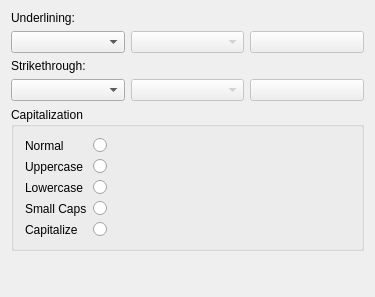
This is plugins/textshape/dialogs/CharacterHighlighting.ui in KDE/krita as Qt 5 draws it before an edit. The edited form follows.
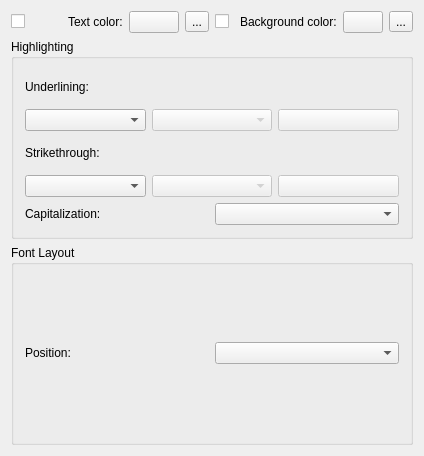
This is the edited form. Custom widgets are drawn as their Qt base class.

Commit message: Merge tabs in font dialog into one tab

```diff
--- a/plugins/textshape/dialogs/CharacterHighlighting.ui
+++ b/plugins/textshape/dialogs/CharacterHighlighting.ui
@@ -1,165 +1,201 @@
 <ui version="4.0" >
  <class>CharacterHighlighting</class>
- <widget class="QWidget" name="CharacterHighlighting" >
-  <property name="geometry" >
+ <widget class="QWidget" name="CharacterHighlighting">
+  <property name="geometry">
    <rect>
     <x>0</x>
     <y>0</y>
-    <width>375</width>
-    <height>297</height>
+    <width>424</width>
+    <height>456</height>
    </rect>
   </property>
-  <layout class="QGridLayout" name="gridLayout_2" >
-   <item row="0" column="0" colspan="3" >
-    <widget class="QLabel" name="textLabel1" >
-     <property name="text" >
-      <string>Underlining:</string>
-     </property>
-     <property name="wordWrap" >
-      <bool>false</bool>
-     </property>
-     <property name="buddy" >
-      <cstring>underlineStyle</cstring>
-     </property>
-    </widget>
+  <layout class="QGridLayout" name="gridLayout_2">
+   <item row="0" column="0">
+    <layout class="QHBoxLayout" name="horizontalLayout_7">
+     <item>
+      <layout class="QHBoxLayout" name="horizontalLayout_5">
+       <item>
+        <widget class="QCheckBox" name="enableText"/>
+       </item>
+       <item>
+        <widget class="QLabel" name="textColorLabel">
+         <property name="text">
+          <string>Text color:</string>
+         </property>
+         <property name="wordWrap">
+          <bool>false</bool>
+         </property>
+         <property name="buddy">
+          <cstring>textColor</cstring>
+         </property>
+        </widget>
+       </item>
+       <item>
+        <widget class="KColorButton" name="textColor"/>
+       </item>
+       <item>
+        <widget class="QToolButton" name="resetTextColor">
+         <property name="text">
+          <string>...</string>
+         </property>
+        </widget>
+       </item>
+      </layout>
+     </item>
+     <item>
+      <layout class="QHBoxLayout" name="horizontalLayout_6">
+       <item>
+        <widget class="QCheckBox" name="enableBackground">
+         <property name="text">
+          <string/>
+         </property>
+        </widget>
+       </item>
+       <item>
+        <widget class="QLabel" name="backgroundColorLabel">
+         <property name="text">
+          <string>Background color:</string>
+         </property>
+         <property name="wordWrap">
+          <bool>false</bool>
+         </property>
+         <property name="buddy">
+          <cstring>backgroundColor</cstring>
+         </property>
+        </widget>
+       </item>
+       <item>
+        <widget class="KColorButton" name="backgroundColor"/>
+       </item>
+       <item>
+        <widget class="QToolButton" name="resetBackground">
+         <property name="text">
+          <string>...</string>
+         </property>
+        </widget>
+       </item>
+      </layout>
+     </item>
+    </layout>
    </item>
-   <item row="1" column="0" >
-    <widget class="KComboBox" name="underlineStyle" />
+   <item row="1" column="0">
+    <layout class="QGridLayout" name="fontLayout"/>
    </item>
-   <item row="1" column="1" >
-    <widget class="KComboBox" name="underlineLineStyle" >
-     <property name="enabled" >
-      <bool>false</bool>
+   <item row="2" column="0">
+    <widget class="QGroupBox" name="hilightGroupBox">
+     <property name="title">
+      <string>Highlighting</string>
      </property>
-    </widget>
-   </item>
-   <item row="1" column="2" >
-    <widget class="KColorButton" name="underlineColor" >
-     <property name="enabled" >
-      <bool>false</bool>
-     </property>
-    </widget>
-   </item>
-   <item row="5" column="0" colspan="3" >
-    <spacer>
-     <property name="orientation" >
-      <enum>Qt::Vertical</enum>
-     </property>
-     <property name="sizeType" >
-      <enum>QSizePolicy::Expanding</enum>
-     </property>
-     <property name="sizeHint" stdset="0" >
-      <size>
-       <width>10</width>
-       <height>10</height>
-      </size>
-     </property>
-    </spacer>
-   </item>
-   <item row="4" column="0" colspan="3" >
-    <widget class="QGroupBox" name="groupBox" >
-     <property name="title" >
-      <string>Capitalization</string>
-     </property>
-     <layout class="QGridLayout" name="gridLayout" >
-      <item row="0" column="0" >
-       <widget class="QLabel" name="label" >
-        <property name="text" >
-         <string>Normal</string>
+     <layout class="QGridLayout" name="gridLayout">
+      <item row="0" column="0">
+       <widget class="QLabel" name="textLabel1">
+        <property name="enabled">
+         <bool>true</bool>
         </property>
-       </widget>
-      </item>
-      <item row="0" column="1" >
-       <widget class="QRadioButton" name="normal" />
-      </item>
-      <item row="1" column="0" >
-       <widget class="QLabel" name="label_2" >
-        <property name="text" >
-         <string>Uppercase</string>
+        <property name="text">
+         <string>Underlining:</string>
         </property>
-       </widget>
-      </item>
-      <item row="1" column="1" >
-       <widget class="QRadioButton" name="uppercase" />
-      </item>
-      <item row="2" column="0" >
-       <widget class="QLabel" name="label_3" >
-        <property name="text" >
-         <string>Lowercase</string>
+        <property name="wordWrap">
+         <bool>false</bool>
         </property>
-       </widget>
-      </item>
-      <item row="2" column="1" >
-       <widget class="QRadioButton" name="lowercase" />
-      </item>
-      <item row="3" column="0" >
-       <widget class="QLabel" name="label_4" >
-        <property name="text" >
-         <string>Small Caps</string>
+        <property name="buddy">
+         <cstring>underlineStyle</cstring>
         </property>
        </widget>
       </item>
-      <item row="3" column="1" >
-       <widget class="QRadioButton" name="smallcaps" />
+      <item row="1" column="0">
+       <layout class="QHBoxLayout" name="horizontalLayout">
+        <item>
+         <widget class="KComboBox" name="underlineStyle"/>
+        </item>
+        <item>
+         <widget class="KComboBox" name="underlineLineStyle">
+          <property name="enabled">
+           <bool>false</bool>
+          </property>
+         </widget>
+        </item>
+        <item>
+         <widget class="KColorButton" name="underlineColor">
+          <property name="enabled">
+           <bool>false</bool>
+          </property>
+         </widget>
+        </item>
+       </layout>
       </item>
-      <item rowspan="3" row="0" column="2" >
-       <spacer name="horizontalSpacer" >
-        <property name="orientation" >
-         <enum>Qt::Horizontal</enum>
+      <item row="2" column="0">
+       <widget class="QLabel" name="textLabel2">
+        <property name="text">
+         <string>Strikethrough:</string>
         </property>
-        <property name="sizeHint" stdset="0" >
-         <size>
-          <width>40</width>
-          <height>20</height>
-         </size>
-        </property>
-       </spacer>
-      </item>
-      <item row="4" column="1" >
-       <widget class="QRadioButton" name="capitalize" >
-        <property name="text" >
-         <string/>
-        </property>
        </widget>
       </item>
-      <item row="4" column="0" >
-       <widget class="QLabel" name="label_5" >
-        <property name="text" >
-         <string>Capitalize</string>
-        </property>
-       </widget>
+      <item row="3" column="0">
+       <layout class="QHBoxLayout" name="horizontalLayout_2">
+        <item>
+         <widget class="QComboBox" name="strikethroughStyle"/>
+        </item>
+        <item>
+         <widget class="QComboBox" name="strikethroughLineStyle">
+          <property name="enabled">
+           <bool>false</bool>
+          </property>
+         </widget>
+        </item>
+        <item>
+         <widget class="KColorButton" name="strikethroughColor">
+          <property name="enabled">
+           <bool>false</bool>
+          </property>
+         </widget>
+        </item>
+       </layout>
       </item>
+      <item row="4" column="0">
+       <layout class="QHBoxLayout" name="horizontalLayout_4">
+        <item>
+         <widget class="QLabel" name="label_6">
+          <property name="text">
+           <string>Capitalization:</string>
+          </property>
+         </widget>
+        </item>
+        <item>
+         <widget class="QComboBox" name="capitalizationList"/>
+        </item>
+       </layout>
+      </item>
      </layout>
     </widget>
    </item>
-   <item row="2" column="0" >
-    <widget class="QLabel" name="textLabel2" >
-     <property name="text" >
-      <string>Strikethrough:</string>
+   <item row="3" column="0">
+    <widget class="QGroupBox" name="positionGroup">
+     <property name="title">
+      <string>Font Layout</string>
      </property>
-    </widget>
-   </item>
-   <item row="3" column="0" >
-    <widget class="QComboBox" name="strikethroughStyle" />
-   </item>
-   <item row="3" column="1" >
-    <widget class="QComboBox" name="strikethroughLineStyle" >
-     <property name="enabled" >
-      <bool>false</bool>
-     </property>
-    </widget>
-   </item>
-   <item row="3" column="2" >
-    <widget class="KColorButton" name="strikethroughColor" >
-     <property name="enabled" >
-      <bool>false</bool>
-     </property>
+     <layout class="QGridLayout" name="gridLayout_3">
+      <item row="0" column="0">
+       <layout class="QHBoxLayout" name="horizontalLayout_3">
+        <item>
+         <widget class="QLabel" name="label">
+          <property name="text">
+           <string>Position:</string>
+          </property>
+         </widget>
+        </item>
+        <item>
+         <widget class="QComboBox" name="positionList"/>
+        </item>
+       </layout>
+      </item>
+     </layout>
     </widget>
    </item>
   </layout>
  </widget>
- <layoutdefault spacing="6" margin="11" />
-  <customwidgets>
+ <layoutdefault spacing="6" margin="11"/>
+ <customwidgets>
   <customwidget>
    <class>KColorButton</class>
    <extends>QPushButton</extends>
```
Left out of the diff: 7 changed lines with no effect on the pictures. The commit also changes 15 other files.
